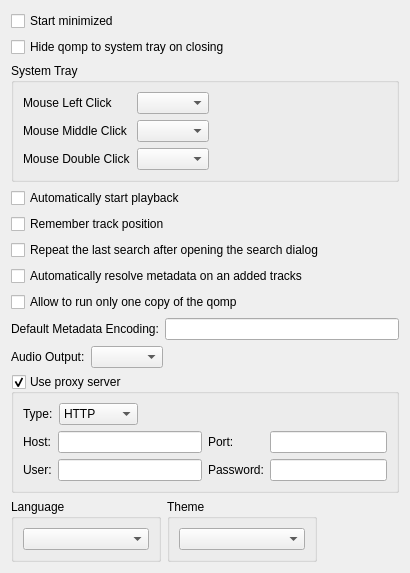
The window that src/options/qompoptionsmain.ui (qomp/qomp) describes before a commit, drawn with Qt 5.
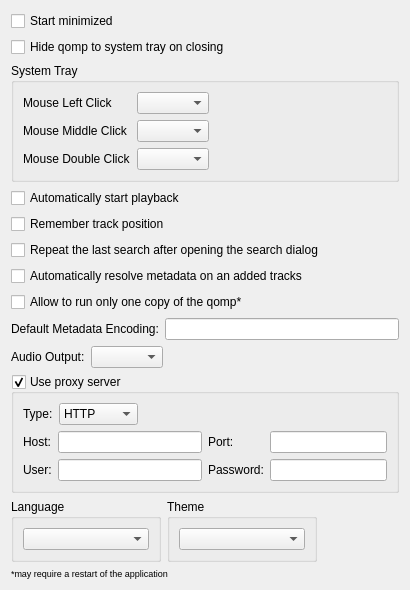
The same window after the commit.

Commit message: small fix for options; fix for blue theme

```diff
--- a/src/options/qompoptionsmain.ui
+++ b/src/options/qompoptionsmain.ui
@@ -117,7 +117,7 @@
    <item>
     <widget class="QCheckBox" name="cb_oneCopy">
      <property name="text">
-      <string>Allow to run only one copy of the qomp</string>
+      <string>Allow to run only one copy of the qomp*</string>
      </property>
     </widget>
    </item>
@@ -366,6 +366,18 @@
      </item>
     </layout>
    </item>
+   <item>
+    <widget class="QLabel" name="label_7">
+     <property name="font">
+      <font>
+       <pointsize>7</pointsize>
+      </font>
+     </property>
+     <property name="text">
+      <string>*may require a restart of the application</string>
+     </property>
+    </widget>
+   </item>
    <item>
     <spacer name="verticalSpacer">
      <property name="orientation">
```
The commit also changes 1 other file.
